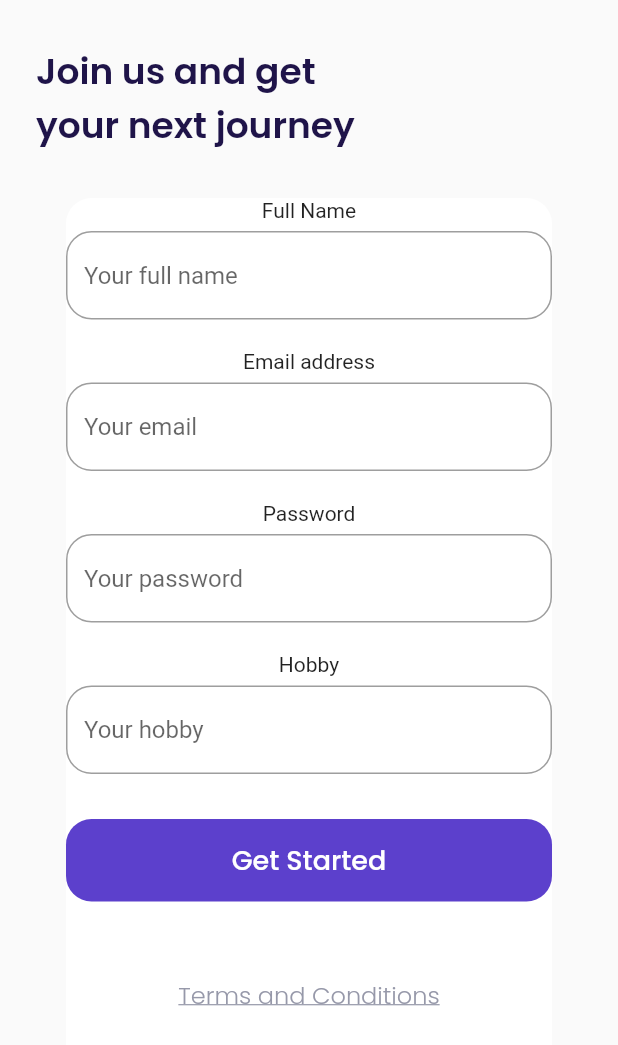
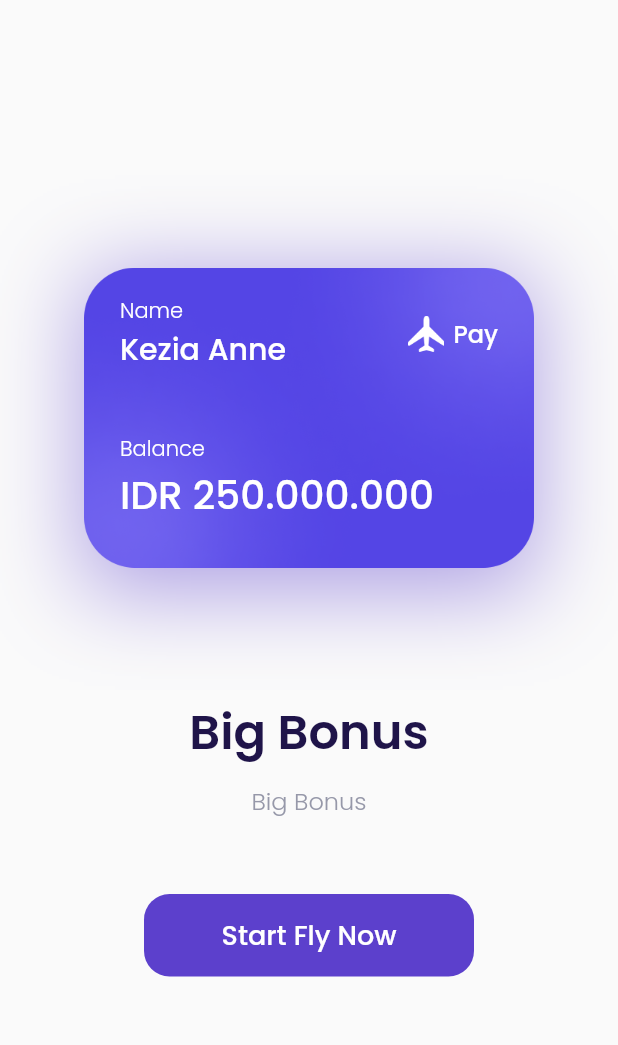
Before and after one commit to raihanArman/airplane, a Flutter app: the SignUpPage screen opened by its route, after a tap on "Get Started", on a phone screen of 412 x 824 dp. Shown: the top 1045 px of the screen. Run offline on Flutter 3.47's test engine with Material 2 defaults, Android fonts, the phone set to English and light mode, and no system bars; our stand-ins replace google_fonts; missing offline and left inert: dart:html.

```diff
--- a/lib/main.dart
+++ b/lib/main.dart
@@ -1,4 +1,6 @@
+import 'package:airplane/ui/pages/bonus_page.dart';
 import 'package:airplane/ui/pages/get_started_page.dart';
+import 'package:airplane/ui/pages/main_page.dart';
 import 'package:airplane/ui/pages/sign_up_page.dart';
 import 'package:flutter/material.dart';
 
@@ -18,7 +20,9 @@ class MyApp extends StatelessWidget {
       routes: {
         '/': (context) => SplashPage(),
         '/get-started': (context) => GetStartedPage(),
-        '/sign-up': (context) => SignUpPage()
+        '/sign-up': (context) => SignUpPage(),
+        '/bonus': (context) => BonusPage(),
+        '/main': (context) => MainPage(),
       },
     );
   }
--- a/lib/shared/theme.dart
+++ b/lib/shared/theme.dart
@@ -12,6 +12,7 @@ Color kGreenColor = Color(0xff0EC3AE);
 Color kRedColor = Color(0xffEB70A5);
 Color kBackgroundColor = Color(0xffFAFAFA);
 Color kInactiveColor = Color(0xffDBD7EC);
+Color kTransparentColor = Colors.transparent;
 
 TextStyle blackTextStyle = GoogleFonts.poppins(color: kBlackColor);
 TextStyle whiteTextStyle = GoogleFonts.poppins(color: kWhiteCOlor);
--- /dev/null
+++ b/lib/ui/pages/bonus_page.dart
@@ -0,0 +1,116 @@
+import 'package:airplane/shared/theme.dart';
+import 'package:airplane/ui/widgets/custom_button.dart';
+import 'package:flutter/material.dart';
+
+class BonusPage extends StatelessWidget {
+  const BonusPage({Key? key}) : super(key: key);
+
+  @override
+  Widget build(BuildContext context) {
+    Widget bonusCard() {
+      return Container(
+        height: 211,
+        width: 300,
+        padding: EdgeInsets.all(defaultMargin),
+        decoration: BoxDecoration(
+            image: DecorationImage(image: AssetImage('assets/image_card.png')),
+            boxShadow: [
+              BoxShadow(
+                  color: kPrimaryColor.withOpacity(0.5),
+                  blurRadius: 50,
+                  offset: Offset(0, 10))
+            ]),
+        child: Column(
+          crossAxisAlignment: CrossAxisAlignment.start,
+          children: [
+            Row(
+              children: [
+                Expanded(
+                  child: Column(
+                    crossAxisAlignment: CrossAxisAlignment.start,
+                    children: [
+                      Text(
+                        'Name',
+                        style: whiteTextStyle.copyWith(fontWeight: light),
+                      ),
+                      Text(
+                        'Kezia Anne',
+                        style: whiteTextStyle.copyWith(
+                            fontSize: 20, fontWeight: medium),
+                        overflow: TextOverflow.ellipsis,
+                      )
+                    ],
+                  ),
+                ),
+                Container(
+                  width: 24,
+                  height: 24,
+                  margin: EdgeInsets.only(right: 6),
+                  decoration: BoxDecoration(
+                      image: DecorationImage(
+                          image: AssetImage('assets/icon_plane.png'))),
+                ),
+                Text(
+                  'Pay',
+                  style:
+                      whiteTextStyle.copyWith(fontSize: 16, fontWeight: medium),
+                )
+              ],
+            ),
+            SizedBox(height: 41),
+            Text(
+              'Balance',
+              style: whiteTextStyle.copyWith(fontWeight: light),
+            ),
+            Text(
+              'IDR 250.000.000',
+              style: whiteTextStyle.copyWith(fontWeight: medium, fontSize: 26),
+            )
+          ],
+        ),
+      );
+    }
+
+    Widget title() {
+      return Container(
+        margin: EdgeInsets.only(top: 80),
+        child: Text(
+          'Big Bonus',
+          style: blackTextStyle.copyWith(fontSize: 32, fontWeight: semibold),
+        ),
+      );
+    }
+
+    Widget subtitle() {
+      return Container(
+        margin: EdgeInsets.only(top: 10),
+        child: Text(
+          'Big Bonus',
+          style: greyTextStyle.copyWith(fontSize: 16, fontWeight: light),
+          textAlign: TextAlign.center,
+        ),
+      );
+    }
+
+    Widget startButton() {
+      return CustomButton(
+        title: 'Start Fly Now',
+        onPressed: () {
+          Navigator.pushNamed(context, '/main');
+        },
+        margin: EdgeInsets.only(top: 50),
+        width: 220,
+      );
+    }
+
+    return Scaffold(
+      backgroundColor: kBackgroundColor,
+      body: Center(
+        child: Column(
+          mainAxisAlignment: MainAxisAlignment.center,
+          children: [bonusCard(), title(), subtitle(), startButton()],
+        ),
+      ),
+    );
+  }
+}
--- a/lib/ui/pages/sign_up_page.dart
+++ b/lib/ui/pages/sign_up_page.dart
@@ -1,6 +1,8 @@
 import 'dart:html';
 
 import 'package:airplane/shared/theme.dart';
+import 'package:airplane/ui/widgets/custom_button.dart';
+import 'package:airplane/ui/widgets/custom_text_form_field.dart';
 import 'package:flutter/material.dart';
 
 class SignUpPage extends StatelessWidget {
@@ -20,118 +22,35 @@ class SignUpPage extends StatelessWidget {
 
     Widget inputSection() {
       Widget nameInput() {
-        return Container(
-          margin: EdgeInsets.only(bottom: 20),
-          child: Column(
-            children: [
-              Text(
-                'Full Name',
-              ),
-              SizedBox(height: 6),
-              TextFormField(
-                cursorColor: kBlackColor,
-                decoration: InputDecoration(
-                    hintText: 'Your full name',
-                    border: OutlineInputBorder(
-                        borderRadius: BorderRadius.circular(defaultRadius)),
-                    focusedBorder: OutlineInputBorder(
-                        borderRadius: BorderRadius.circular(defaultRadius),
-                        borderSide: BorderSide(color: kPrimaryColor))),
-              )
-            ],
-          ),
-        );
+        return CustomTextFormField(
+            title: 'Full Name', hintText: 'Your full name');
       }
 
       Widget emailInput() {
-        return Container(
-          margin: EdgeInsets.only(bottom: 20),
-          child: Column(
-            children: [
-              Text(
-                'Email address',
-              ),
-              SizedBox(height: 6),
-              TextFormField(
-                cursorColor: kBlackColor,
-                decoration: InputDecoration(
-                    hintText: 'Your email',
-                    border: OutlineInputBorder(
-                        borderRadius: BorderRadius.circular(defaultRadius)),
-                    focusedBorder: OutlineInputBorder(
-                        borderRadius: BorderRadius.circular(defaultRadius),
-                        borderSide: BorderSide(color: kPrimaryColor))),
-              )
-            ],
-          ),
+        return CustomTextFormField(
+          title: 'Email Address',
+          hintText: 'Your email address',
         );
       }
 
       Widget passwordInput() {
-        return Container(
-          margin: EdgeInsets.only(bottom: 20),
-          child: Column(
-            children: [
-              Text(
-                'Password',
-              ),
-              SizedBox(height: 6),
-              TextFormField(
-                obscureText: true,
-                cursorColor: kBlackColor,
-                decoration: InputDecoration(
-                    hintText: 'Your password',
-                    border: OutlineInputBorder(
-                        borderRadius: BorderRadius.circular(defaultRadius)),
-                    focusedBorder: OutlineInputBorder(
-                        borderRadius: BorderRadius.circular(defaultRadius),
-                        borderSide: BorderSide(color: kPrimaryColor))),
-              )
-            ],
-          ),
+        return CustomTextFormField(
+          title: 'Password',
+          hintText: 'Your password',
+          obsecureText: true,
         );
       }
 
       Widget hobbyInput() {
-        return Container(
-          margin: EdgeInsets.only(bottom: 30),
-          child: Column(
-            children: [
-              Text(
-                'Hobby',
-              ),
-              SizedBox(height: 6),
-              TextFormField(
-                cursorColor: kBlackColor,
-                decoration: InputDecoration(
-                    hintText: 'Your hobby',
-                    border: OutlineInputBorder(
-                        borderRadius: BorderRadius.circular(defaultRadius)),
-                    focusedBorder: OutlineInputBorder(
-                        borderRadius: BorderRadius.circular(defaultRadius),
-                        borderSide: BorderSide(color: kPrimaryColor))),
-              )
-            ],
-          ),
-        );
+        return CustomTextFormField(title: 'Hobby', hintText: 'Your hobby');
       }
 
       Widget submitButton() {
-        return Container(
-          width: double.infinity,
-          height: 55,
-          child: TextButton(
-            onPressed: () {},
-            child: Text(
-              'Get Started',
-              style: whiteTextStyle.copyWith(fontWeight: medium, fontSize: 18),
-            ),
-            style: TextButton.styleFrom(
-                backgroundColor: kPrimaryColor,
-                shape: RoundedRectangleBorder(
-                    borderRadius: BorderRadius.circular(defaultRadius))),
-          ),
-        );
+        return CustomButton(
+            title: 'Get Started',
+            onPressed: () {
+              Navigator.pushNamed(context, '/bonus');
+            });
       }
 
       Widget tacButton() {
--- /dev/null
+++ b/lib/ui/widgets/custom_button.dart
@@ -0,0 +1,37 @@
+import 'package:airplane/shared/theme.dart';
+import 'package:flutter/material.dart';
+
+class CustomButton extends StatelessWidget {
+  final String title;
+  final double width;
+  final Function() onPressed;
+  final EdgeInsets margin;
+
+  const CustomButton(
+      {Key? key,
+      required this.title,
+      this.width = double.infinity,
+      required this.onPressed,
+      this.margin = EdgeInsets.zero})
+      : super(key: key);
+
+  @override
+  Widget build(BuildContext context) {
+    return Container(
+        margin: margin,
+        width: width,
+        height: 55,
+        child: TextButton(
+          style: TextButton.styleFrom(
+              backgroundColor: kPrimaryColor,
+              shape: RoundedRectangleBorder(
+                  borderRadius: BorderRadius.circular(defaultRadius))),
+          onPressed: onPressed,
+          child: Text(title,
+              style: whiteTextStyle.copyWith(
+                fontSize: 18,
+                fontWeight: medium,
+              )),
+        ));
+  }
+}
--- /dev/null
+++ b/lib/ui/widgets/custom_text_form_field.dart
@@ -0,0 +1,41 @@
+import 'package:airplane/shared/theme.dart';
+import 'package:flutter/material.dart';
+
+class CustomTextFormField extends StatelessWidget {
+  final String title;
+  final String hintText;
+  final bool obsecureText;
+
+  const CustomTextFormField(
+      {Key? key,
+      required this.title,
+      required this.hintText,
+      this.obsecureText = false})
+      : super(key: key);
+
+  @override
+  Widget build(BuildContext context) {
+    return Container(
+      margin: EdgeInsets.only(bottom: 20),
+      child: Column(
+        children: [
+          Text(
+            title,
+          ),
+          SizedBox(height: 6),
+          TextFormField(
+            cursorColor: kBlackColor,
+            obscureText: obsecureText,
+            decoration: InputDecoration(
+                hintText: hintText,
+                border: OutlineInputBorder(
+                    borderRadius: BorderRadius.circular(defaultRadius)),
+                focusedBorder: OutlineInputBorder(
+                    borderRadius: BorderRadius.circular(defaultRadius),
+                    borderSide: BorderSide(color: kPrimaryColor))),
+          )
+        ],
+      ),
+    );
+  }
+}
```
Also changed, not shown: lib/ui/pages/get_started_page.dart (+12 -20 lines), lib/ui/pages/home_page.dart (added, +96 -0 lines), lib/ui/pages/main_page.dart (added, +53 -0 lines), lib/ui/widgets/custom_button_navigation_item.dart (added, +33 -0 lines), lib/ui/widgets/destination_card.dart (added, +91 -0 lines).
